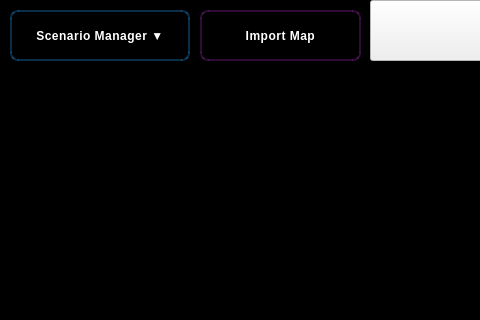
The window that cvistarplanner.ui (shridharbhandiwad/Zoppler_MissionPlannerQt) describes before a commit, drawn with Qt 5; both pictures show x 0 to 480 and y 0 to 320 of the 1230 by 705 pixel window.
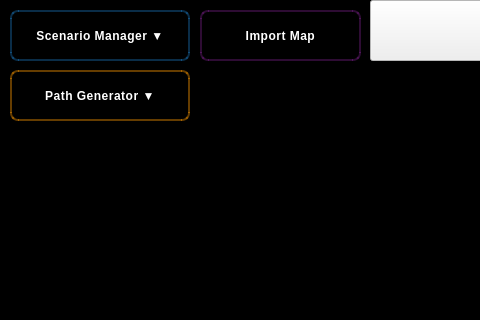
The same window after the commit. Custom widgets are drawn as their Qt base class.

Commit message:
feat: Implement path generation functionality
Adds a new path generation system to CMapCanvas and CVistarPlanner. This includes
support for various path types like straight lines, S-curves, L-curves,
figure-8, spirals, zigzags, Bezier curves, and random paths. The system allows
users to select a path type, define start and end points on the map, and
generate a route. Includes UI elements and backend logic for path generation.

Diff of the .ui file:
```diff
--- a/cvistarplanner.ui
+++ b/cvistarplanner.ui
@@ -616,6 +616,73 @@
         <string>Import Map</string>
        </property>
       </widget>
+      <widget class="QPushButton" name="pushButton_PathGenerator">
+       <property name="geometry">
+        <rect>
+         <x>10</x>
+         <y>70</y>
+         <width>180</width>
+         <height>51</height>
+        </rect>
+       </property>
+       <property name="sizePolicy">
+        <sizepolicy hsizetype="Expanding" vsizetype="Expanding">
+         <horstretch>0</horstretch>
+         <verstretch>0</verstretch>
+        </sizepolicy>
+       </property>
+       <property name="font">
+        <font>
+         <pointsize>9</pointsize>
+         <bold>true</bold>
+        </font>
+       </property>
+       <property name="autoFillBackground">
+        <bool>false</bool>
+       </property>
+       <property name="styleSheet">
+        <string notr="true">QPushButton {
+    background: qlineargradient(x1:0, y1:0, x2:0, y2:1,
+                                stop:0 rgba(255, 152, 0, 0.85),
+                                stop:0.5 rgba(245, 124, 0, 0.85),
+                                stop:1 rgba(230, 81, 0, 0.85));
+    border: 2px solid rgba(255, 152, 0, 0.4);
+    color: white;
+    padding: 10px 20px;
+    border-radius: 8px;
+    font-weight: 600;
+    letter-spacing: 0.5px;
+}
+QPushButton:hover {
+    background: qlineargradient(x1:0, y1:0, x2:0, y2:1,
+                                stop:0 rgba(255, 167, 38, 0.9),
+                                stop:0.5 rgba(255, 152, 0, 0.9),
+                                stop:1 rgba(245, 124, 0, 0.9));
+    border: 2px solid rgba(255, 167, 38, 0.6);
+}
+QPushButton:pressed {
+    background: qlineargradient(x1:0, y1:0, x2:0, y2:1,
+                                stop:0 rgba(230, 81, 0, 0.9),
+                                stop:1 rgba(191, 54, 12, 0.9));
+    border: 2px solid rgba(230, 81, 0, 0.8);
+    padding: 11px 20px 9px 20px;
+}
+QPushButton:disabled {
+    background: qlineargradient(x1:0, y1:0, x2:0, y2:1,
+                                stop:0 rgba(189, 189, 189, 0.7),
+                                stop:1 rgba(158, 158, 158, 0.7));
+    border: 2px solid rgba(189, 189, 189, 0.3);
+    color: rgba(255, 255, 255, 0.5);
+}
+QPushButton::menu-indicator {
+    image: none;
+    width: 0px;
+}</string>
+       </property>
+       <property name="text">
+        <string>Path Generator ▼</string>
+       </property>
+      </widget>
       <widget class="QPushButton" name="pushButton_ScenarioManagerMenu">
        <property name="geometry">
         <rect>
```
The commit also changes 7 other files.
